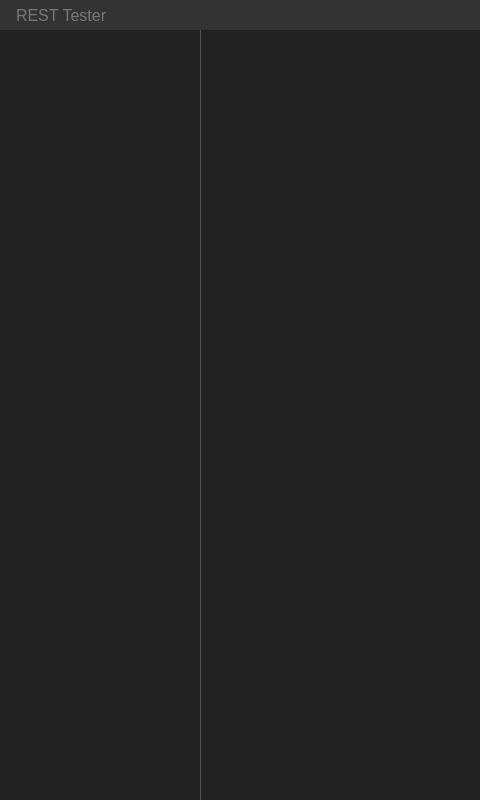
Before: the Qt Designer form mainwindow.ui in ivanmaslyuk/RestTester, drawn with Qt 5; both pictures show x 0 to 480 and y 0 to 800 of the 1200 by 800 pixel window.
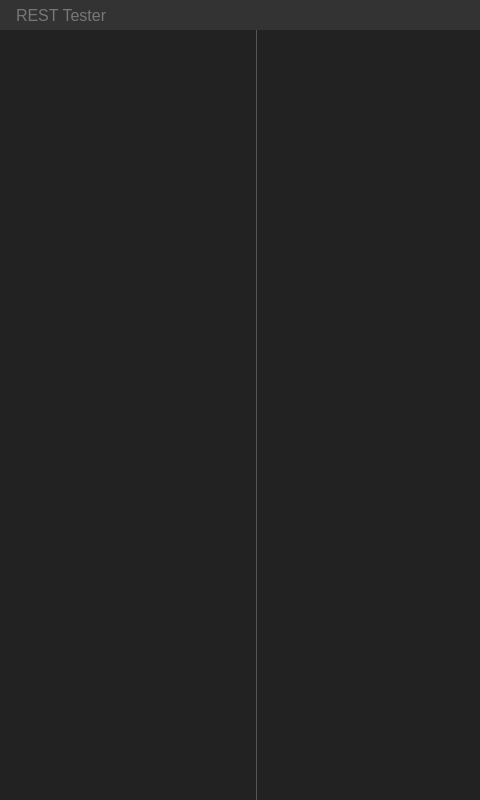
After: the same form once the commit is applied. Custom widgets are drawn as their Qt base class.

Commit message: Moved data to QTreeViewModel

The edit to the form file:
```diff
--- a/mainwindow.ui
+++ b/mainwindow.ui
@@ -78,7 +78,7 @@
 
 
 
-QTextEdit {
+QTextEdit, QPlainTextEdit {
     color: white;
 	border: none;
 	font-style: monospace;
@@ -202,6 +202,268 @@
            <height>0</height>
           </size>
          </property>
+         <layout class="QVBoxLayout" name="verticalLayout_3">
+          <property name="spacing">
+           <number>0</number>
+          </property>
+          <property name="leftMargin">
+           <number>0</number>
+          </property>
+          <property name="topMargin">
+           <number>0</number>
+          </property>
+          <property name="rightMargin">
+           <number>0</number>
+          </property>
+          <property name="bottomMargin">
+           <number>0</number>
+          </property>
+          <item>
+           <widget class="QTreeView" name="treeView">
+            <property name="palette">
+             <palette>
+              <active>
+               <colorrole role="WindowText">
+                <brush brushstyle="SolidPattern">
+                 <color alpha="255">
+                  <red>255</red>
+                  <green>255</green>
+                  <blue>255</blue>
+                 </color>
+                </brush>
+               </colorrole>
+               <colorrole role="Button">
+                <brush brushstyle="SolidPattern">
+                 <color alpha="0">
+                  <red>0</red>
+                  <green>0</green>
+                  <blue>0</blue>
+                 </color>
+                </brush>
+               </colorrole>
+               <colorrole role="Text">
+                <brush brushstyle="SolidPattern">
+                 <color alpha="255">
+                  <red>255</red>
+                  <green>255</green>
+                  <blue>255</blue>
+                 </color>
+                </brush>
+               </colorrole>
+               <colorrole role="ButtonText">
+                <brush brushstyle="SolidPattern">
+                 <color alpha="255">
+                  <red>255</red>
+                  <green>255</green>
+                  <blue>255</blue>
+                 </color>
+                </brush>
+               </colorrole>
+               <colorrole role="Base">
+                <brush brushstyle="NoBrush">
+                 <color alpha="255">
+                  <red>0</red>
+                  <green>0</green>
+                  <blue>0</blue>
+                 </color>
+                </brush>
+               </colorrole>
+               <colorrole role="Window">
+                <brush brushstyle="SolidPattern">
+                 <color alpha="0">
+                  <red>0</red>
+                  <green>0</green>
+                  <blue>0</blue>
+                 </color>
+                </brush>
+               </colorrole>
+               <colorrole role="AlternateBase">
+                <brush brushstyle="SolidPattern">
+                 <color alpha="255">
+                  <red>68</red>
+                  <green>68</green>
+                  <blue>68</blue>
+                 </color>
+                </brush>
+               </colorrole>
+               <colorrole role="PlaceholderText">
+                <brush brushstyle="NoBrush">
+                 <color alpha="128">
+                  <red>255</red>
+                  <green>255</green>
+                  <blue>255</blue>
+                 </color>
+                </brush>
+               </colorrole>
+              </active>
+              <inactive>
+               <colorrole role="WindowText">
+                <brush brushstyle="SolidPattern">
+                 <color alpha="255">
+                  <red>255</red>
+                  <green>255</green>
+                  <blue>255</blue>
+                 </color>
+                </brush>
+               </colorrole>
+               <colorrole role="Button">
+                <brush brushstyle="SolidPattern">
+                 <color alpha="0">
+                  <red>0</red>
+                  <green>0</green>
+                  <blue>0</blue>
+                 </color>
+                </brush>
+               </colorrole>
+               <colorrole role="Text">
+                <brush brushstyle="SolidPattern">
+                 <color alpha="255">
+                  <red>255</red>
+                  <green>255</green>
+                  <blue>255</blue>
+                 </color>
+                </brush>
+               </colorrole>
+               <colorrole role="ButtonText">
+                <brush brushstyle="SolidPattern">
+                 <color alpha="255">
+                  <red>255</red>
+                  <green>255</green>
+                  <blue>255</blue>
+                 </color>
+                </brush>
+               </colorrole>
+               <colorrole role="Base">
+                <brush brushstyle="NoBrush">
+                 <color alpha="255">
+                  <red>0</red>
+                  <green>0</green>
+                  <blue>0</blue>
+                 </color>
+                </brush>
+               </colorrole>
+               <colorrole role="Window">
+                <brush brushstyle="SolidPattern">
+                 <color alpha="0">
+                  <red>0</red>
+                  <green>0</green>
+                  <blue>0</blue>
+                 </color>
+                </brush>
+               </colorrole>
+               <colorrole role="AlternateBase">
+                <brush brushstyle="SolidPattern">
+                 <color alpha="255">
+                  <red>68</red>
+                  <green>68</green>
+                  <blue>68</blue>
+                 </color>
+                </brush>
+               </colorrole>
+               <colorrole role="PlaceholderText">
+                <brush brushstyle="NoBrush">
+                 <color alpha="128">
+                  <red>255</red>
+                  <green>255</green>
+                  <blue>255</blue>
+                 </color>
+                </brush>
+               </colorrole>
+              </inactive>
+              <disabled>
+               <colorrole role="WindowText">
+                <brush brushstyle="SolidPattern">
+                 <color alpha="255">
+                  <red>255</red>
+                  <green>255</green>
+                  <blue>255</blue>
+                 </color>
+                </brush>
+               </colorrole>
+               <colorrole role="Button">
+                <brush brushstyle="SolidPattern">
+                 <color alpha="0">
+                  <red>0</red>
+                  <green>0</green>
+                  <blue>0</blue>
+                 </color>
+                </brush>
+               </colorrole>
+               <colorrole role="Text">
+                <brush brushstyle="SolidPattern">
+                 <color alpha="255">
+                  <red>255</red>
+                  <green>255</green>
+                  <blue>255</blue>
+                 </color>
+                </brush>
+               </colorrole>
+               <colorrole role="ButtonText">
+                <brush brushstyle="SolidPattern">
+                 <color alpha="255">
+                  <red>255</red>
+                  <green>255</green>
+                  <blue>255</blue>
+                 </color>
+                </brush>
+               </colorrole>
+               <colorrole role="Base">
+                <brush brushstyle="NoBrush">
+                 <color alpha="255">
+                  <red>0</red>
+                  <green>0</green>
+                  <blue>0</blue>
+                 </color>
+                </brush>
+               </colorrole>
+               <colorrole role="Window">
+                <brush brushstyle="SolidPattern">
+                 <color alpha="0">
+                  <red>0</red>
+                  <green>0</green>
+                  <blue>0</blue>
+                 </color>
+                </brush>
+               </colorrole>
+               <colorrole role="AlternateBase">
+                <brush brushstyle="SolidPattern">
+                 <color alpha="255">
+                  <red>68</red>
+                  <green>68</green>
+                  <blue>68</blue>
+                 </color>
+                </brush>
+               </colorrole>
+               <colorrole role="PlaceholderText">
+                <brush brushstyle="NoBrush">
+                 <color alpha="128">
+                  <red>255</red>
+                  <green>255</green>
+                  <blue>255</blue>
+                 </color>
+                </brush>
+               </colorrole>
+              </disabled>
+             </palette>
+            </property>
+            <property name="styleSheet">
+             <string notr="true">QTreeWidget {
+	background: transparent;
+	color: white;
+}
+QTreeWidget::branch {
+	image: &quot;&quot;;
+}</string>
+            </property>
+            <property name="editTriggers">
+             <set>QAbstractItemView::NoEditTriggers</set>
+            </property>
+            <attribute name="headerDefaultSectionSize">
+             <number>31</number>
+            </attribute>
+           </widget>
+          </item>
+         </layout>
         </widget>
         <widget class="EndpointDetailWidget" name="endpoint" native="true">
          <property name="sizePolicy">
```
The commit also changes 28 other files.
